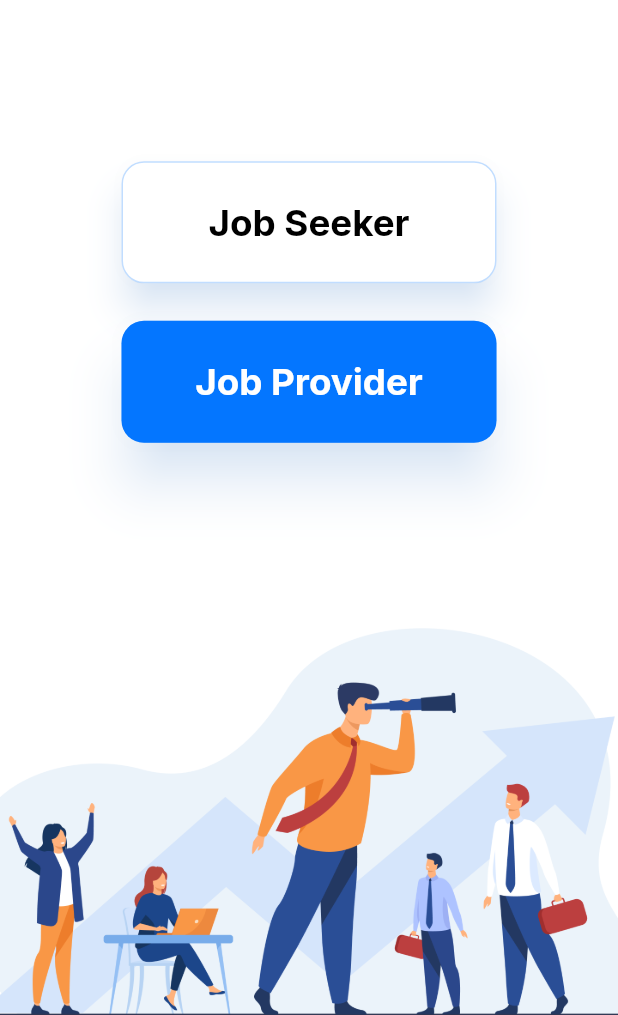
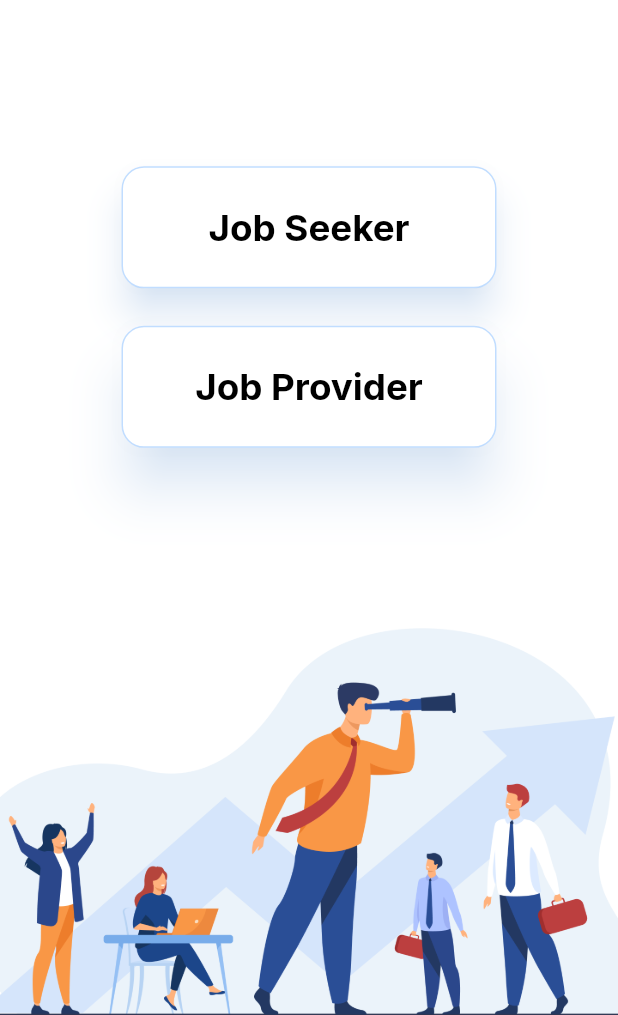
Before and after one commit to BlockchainResearchLab/AroundU, a Flutter app: the ProfileOption screen opened by its route, on a phone screen of 412 x 824 dp, the part 221-1236 px from its top. Run offline on Flutter 3.47's test engine with Material 2 defaults, Android fonts, the phone set to English and light mode, and no system bars; our stand-ins replace flutter_otp_text_field, google_fonts, smooth_page_indicator, video_player.

Commit message:
Mutex Logic Changed & Profile Button Color changing Ternary Operator Logic Changed

```diff
--- a/lib/auth/profile_option.dart
+++ b/lib/auth/profile_option.dart
@@ -3,7 +3,7 @@ import 'package:tech_sprint_hackathon/Routes/routes.dart';
 import 'package:tech_sprint_hackathon/constants/constants.dart';
 import 'package:google_fonts/google_fonts.dart';
 
-int mutex = 0; // 0 == JOB PROVIDER && 1 == JOB SEEKER
+int? mutex; // 0 == JOB PROVIDER && 1 == JOB SEEKER
 int clicked = 0;
 
 class ProfileOption extends StatefulWidget {
@@ -48,10 +48,8 @@ class _ProfileOptionState extends State<ProfileOption> {
                   shape: RoundedRectangleBorder(
                     borderRadius: BorderRadius.circular(15.0),
                   ),
-                  backgroundColor:
-                      (mutex == 0) ? Colors.white : AppTheme.primaryColor,
-                  // 0 == JOB PROVIDER && 1 == JOB SEEKER
-                  foregroundColor: (mutex == 0) ? Colors.black : Colors.white,
+                  backgroundColor: mutex == null ? Colors.white : (mutex == 0 ? Colors.white : AppTheme.primaryColor),      // 0 == JOB PROVIDER && 1 == JOB SEEKER
+                  foregroundColor: mutex == null ? Colors.black : (mutex == 0 ? Colors.black : Colors.white),
                   shadowColor: AppTheme.shadowColor,
                   fixedSize: Size(250, 74 * fem),
                 ),
@@ -83,9 +81,8 @@ class _ProfileOptionState extends State<ProfileOption> {
                   side: BorderSide(
                     color: AppTheme.shadowColor,
                   ),
-                  backgroundColor:
-                      (mutex == 0) ? AppTheme.primaryColor : Colors.white,
-                  foregroundColor: (mutex == 0) ? Colors.white : Colors.black,
+                  backgroundColor: mutex == null ? Colors.white : (mutex == 0 ? AppTheme.primaryColor : Colors.white),      // 0 == JOB PROVIDER && 1 == JOB SEEKER
+                  foregroundColor: mutex == null ? Colors.black : (mutex == 0 ? Colors.white : Colors.black),
                   shadowColor: AppTheme.shadowColor,
                   fixedSize: Size(250, 74 * fem),
                 ),
@@ -100,21 +97,29 @@ class _ProfileOptionState extends State<ProfileOption> {
             ],
           ),
           Padding(
-            padding: const EdgeInsets.only(top: 50.0),
+            padding: const EdgeInsets.only(top: 40.0),
             child: Visibility(
               visible: clicked == 0 ? false : true,
               child: ElevatedButton(
-                clipBehavior: Clip.hardEdge,
-                onPressed: () {},
+                // clipBehavior: Clip.hardEdge,
+                onPressed: () {
+                  Navigator.pushNamed(context, Routes.LoadingScreen);
+                },
                 style: ElevatedButton.styleFrom(
+                  padding: const EdgeInsets.symmetric(vertical: 12.0,horizontal: 30.0),
                   elevation: 10.0,
                   foregroundColor: Colors.white,
-                  backgroundColor: Colors.green,
+                  backgroundColor: AppTheme.primaryColor,
+                  shadowColor: AppTheme.shadowColor,
+                  side: const BorderSide(color: Colors.white),
                   shape: RoundedRectangleBorder(
                     borderRadius: BorderRadius.circular(100),
-                  )
+                  ),
                 ),
-                child: const Icon(Icons.arrow_circle_right_outlined,size: 70,),
+                child: Text(
+                  "Proceed",
+                  style: GoogleFonts.inter(fontSize: 25.0),
+                ),
               ),
             ),
           ),
--- a/lib/constants/splash_screen.dart
+++ b/lib/constants/splash_screen.dart
@@ -28,7 +28,7 @@ class _SplashScreenState extends State<SplashScreen> {
           setState(
                 () {
               Timer(
-                const Duration(milliseconds: 5800),
+                const Duration(milliseconds: 5770),
                     () => Navigator.pushReplacementNamed(
                   context,
                   Routes.OnBoardingScreen
```
Also changed, not shown: assets/images/Icon.png (added), assets/images/MainLogoWhite.png (added), 6 other files.
